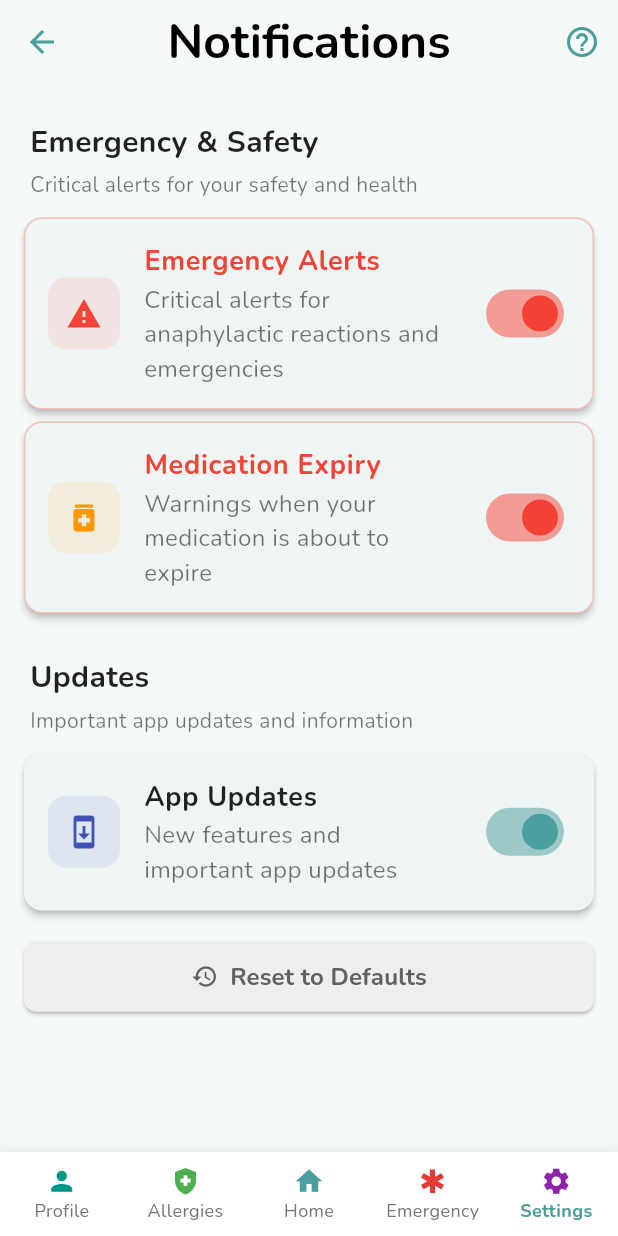
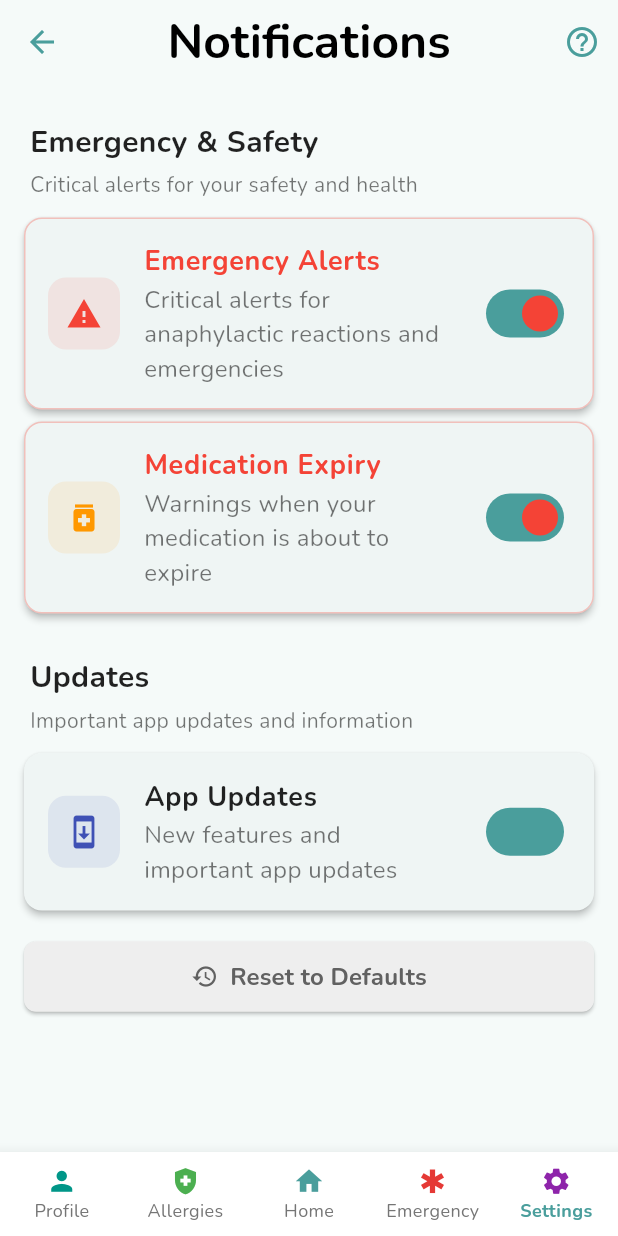
Before and after one commit to myallergybuddy/my-allergy-buddy, a Flutter app: the NotificationsSettingsScreen screen opened directly, on a phone screen of 412 x 824 dp. Run offline on Flutter 3.47's test engine with Material 3 defaults, Android fonts, the phone set to English and light mode, and no system bars; our stand-ins replace firebase_analytics, firebase_core, firebase_crashlytics, firebase_messaging, flutter_local_notifications, flutter_lucide and 7 more; missing offline and left inert: encrypt, google_mlkit_text_recognition, mobile_scanner, purchases_flutter; accounts and stored records are empty.

Commit message:
Fix release build: update Switch API and add R8 dontwarn rules.
Co-authored-by: Cursor <cursoragent@cursor.com>

```diff
--- a/lib/notifications_settings_screen.dart
+++ b/lib/notifications_settings_screen.dart
@@ -149,8 +149,12 @@ class _NotificationsSettingsScreenState extends State<NotificationsSettingsScree
                   });
                   _updateNotificationSetting(settingKey, newValue);
            },
-           activeThumbColor: isEmergency ? Colors.red : const Color(0xFF4A9E9C),
-          inactiveThumbColor: Colors.grey[300],
+          thumbColor: WidgetStateProperty.resolveWith<Color?>((states) {
+            if (states.contains(WidgetState.selected)) {
+              return isEmergency ? Colors.red : const Color(0xFF4A9E9C);
+            }
+            return Colors.grey[300];
+          }),
           inactiveTrackColor: Colors.grey[200],
         ),
       ),
```
Also changed, not shown: 1 other file.
